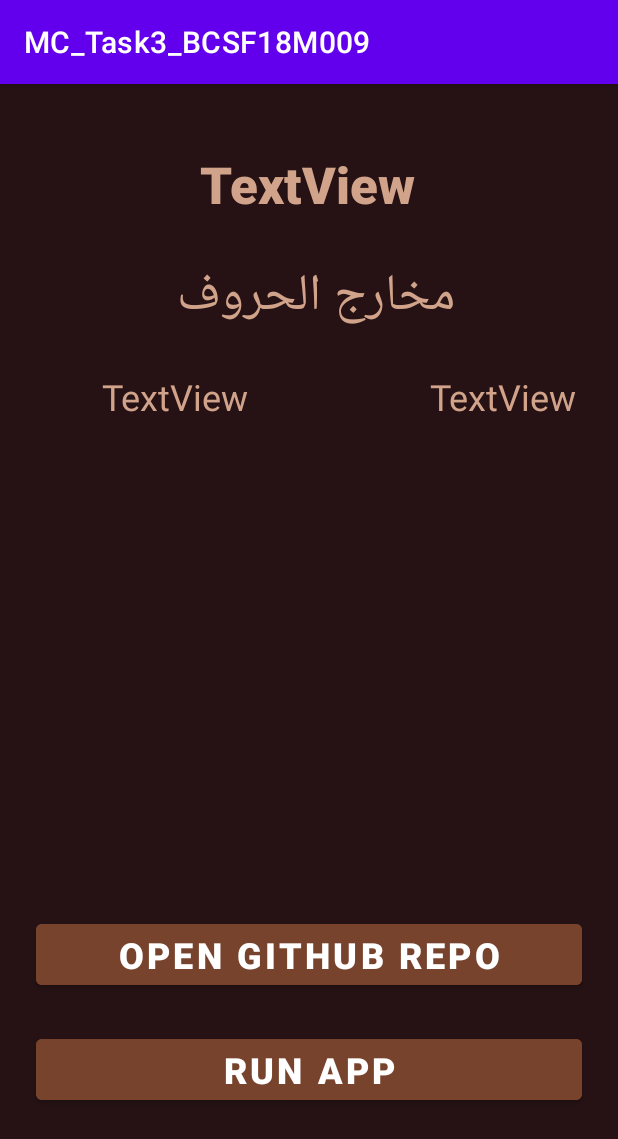
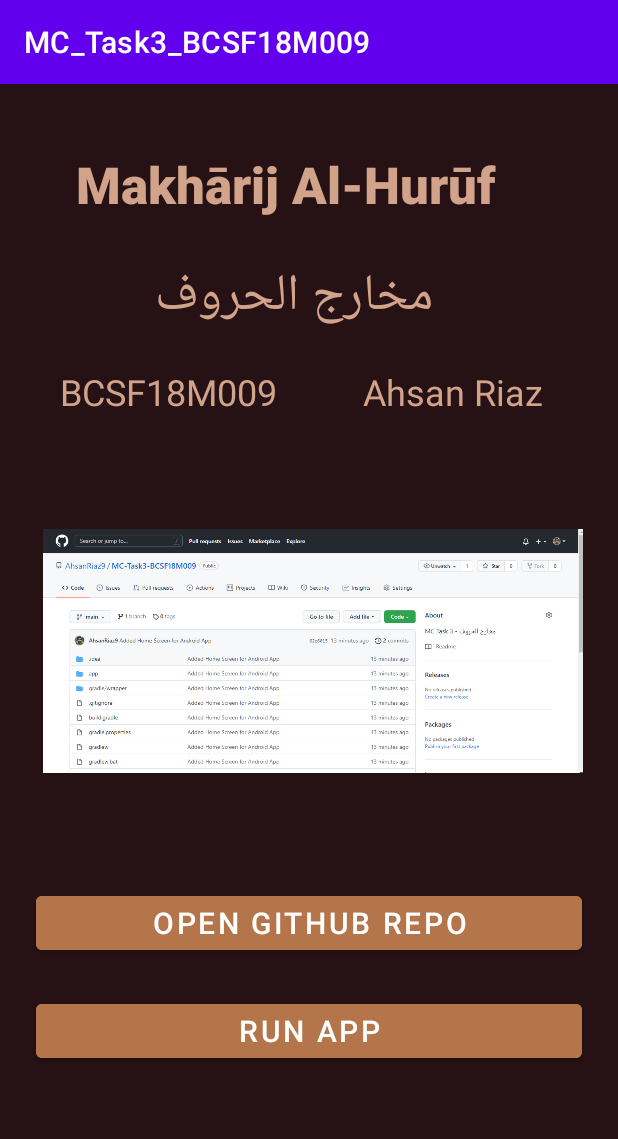
Before and after one commit to AhsanRiaz9/MC-Task3-BCSF18M009, an Android app: the screen it shows after launch (MainActivity), on a phone screen of 412 x 824 dp. Shown: the top 1139 px of the screen. Run offline under Robolectric (Android 15) with nearby library versions, the phone set to English and light mode, and no system bars.

Commit message:
Remove bugs of home UI

```diff
--- a/app/src/main/res/layout/activity_main.xml
+++ b/app/src/main/res/layout/activity_main.xml
@@ -7,39 +7,25 @@
     android:background="#261214"
     tools:context=".MainActivity">
 
-    <Button
-        android:id="@+id/button2"
-        android:layout_width="0dp"
+    <TextView
+        android:id="@+id/heading1"
+        android:layout_width="wrap_content"
         android:layout_height="wrap_content"
-        android:layout_marginStart="24dp"
-        android:layout_marginTop="24dp"
-        android:layout_marginEnd="24dp"
-        android:backgroundTint="#78432C"
-        android:text="Run App"
-        android:textSize="24sp"
-        android:textStyle="bold"
+        android:layout_marginTop="44dp"
+        android:background="#00F8F7F7"
+        android:backgroundTint="#F8F3F3"
+        android:fontFamily="sans-serif-black"
+        android:text="Makhārij Al-Hurūf"
+        android:textColor="#D1A38A"
+        android:textSize="34sp"
         app:layout_constraintEnd_toEndOf="parent"
+        app:layout_constraintHorizontal_bias="0.383"
         app:layout_constraintStart_toStartOf="parent"
-        app:layout_constraintTop_toBottomOf="@+id/button" />
+        app:layout_constraintTop_toTopOf="parent"
+        tools:text="Makhārij Al-Hurūf" />
 
     <TextView
-        android:id="@+id/textView4"
-        android:layout_width="164dp"
-        android:layout_height="35dp"
-        android:layout_marginStart="96dp"
-        android:layout_marginTop="4dp"
-        android:text="TextView"
-        android:textAlignment="center"
-        android:textColor="#D1A38A"
-        android:textSize="24sp"
-        app:layout_constraintEnd_toEndOf="parent"
-        app:layout_constraintHorizontal_bias="0.919"
-        app:layout_constraintStart_toEndOf="@+id/textView3"
-        app:layout_constraintTop_toTopOf="@+id/guideline2"
-        tools:text="Ahsan Riaz" />
-
-    <TextView
-        android:id="@+id/textView2"
+        android:id="@+id/heading2"
         android:layout_width="wrap_content"
         android:layout_height="wrap_content"
         android:layout_marginTop="24dp"
@@ -49,17 +35,16 @@
         android:textColor="#D1A38A"
         android:textSize="34sp"
         app:layout_constraintEnd_toEndOf="parent"
-        app:layout_constraintHorizontal_bias="0.522"
+        app:layout_constraintHorizontal_bias="0.455"
         app:layout_constraintStart_toStartOf="parent"
-        app:layout_constraintTop_toBottomOf="@+id/textView" />
+        app:layout_constraintTop_toBottomOf="@+id/heading1" />
 
     <TextView
         android:id="@+id/textView3"
-        android:layout_width="193dp"
-        android:layout_height="30dp"
-        android:layout_marginStart="20dp"
-        android:layout_marginTop="4dp"
-        android:text="TextView"
+        android:layout_width="192dp"
+        android:layout_height="33dp"
+        android:layout_marginStart="16dp"
+        android:text="BCSF18M009"
         android:textAlignment="center"
         android:textColor="#D1A38A"
         android:textSize="24sp"
@@ -68,51 +53,66 @@
         tools:text="BCSF18M009" />
 
     <TextView
-        android:id="@+id/textView"
-        android:layout_width="wrap_content"
-        android:layout_height="wrap_content"
-        android:layout_marginTop="44dp"
-        android:background="#00F8F7F7"
-        android:backgroundTint="#F8F3F3"
-        android:fontFamily="sans-serif-black"
-        android:text="TextView"
+        android:id="@+id/textView4"
+        android:layout_width="164dp"
+        android:layout_height="35dp"
+        android:layout_marginEnd="16dp"
+        android:text="Ahsan Riaz"
+        android:textAlignment="center"
         android:textColor="#D1A38A"
-        android:textSize="34sp"
+        android:textSize="24sp"
         app:layout_constraintEnd_toEndOf="parent"
-        app:layout_constraintHorizontal_bias="0.496"
-        app:layout_constraintStart_toStartOf="parent"
-        app:layout_constraintTop_toTopOf="parent"
-        tools:text="Makhārij Al-Hurūf" />
+        app:layout_constraintStart_toEndOf="@+id/textView3"
+        app:layout_constraintTop_toTopOf="@+id/guideline2"
+        tools:text="Ahsan Riaz" />
 
     <androidx.constraintlayout.widget.Guideline
         android:id="@+id/guideline2"
         android:layout_width="wrap_content"
         android:layout_height="wrap_content"
         android:orientation="horizontal"
-        app:layout_constraintGuide_begin="188dp" />
-
-    <ImageView
-        android:id="@+id/imageView"
-        android:layout_width="416dp"
-        android:layout_height="240dp"
-        android:layout_marginTop="56dp"
-        app:layout_constraintTop_toBottomOf="@+id/textView3"
-        tools:layout_editor_absoluteX="0dp"
-        tools:srcCompat="@tools:sample/backgrounds/scenic" />
+        app:layout_constraintGuide_begin="189dp" />
 
     <Button
         android:id="@+id/button"
         android:layout_width="0dp"
         android:layout_height="wrap_content"
         android:layout_marginStart="24dp"
-        android:layout_marginTop="36dp"
+        android:layout_marginTop="15dp"
         android:layout_marginEnd="24dp"
-        android:backgroundTint="#78432C"
+        android:backgroundTint="#B5754A"
         android:text="Open Github Repo"
-        android:textSize="24sp"
-        android:textStyle="bold"
+        android:textSize="20sp"
         app:layout_constraintEnd_toEndOf="parent"
-        app:layout_constraintHorizontal_bias="1.0"
+        app:layout_constraintHorizontal_bias="0.0"
         app:layout_constraintStart_toStartOf="parent"
-        app:layout_constraintTop_toBottomOf="@+id/imageView" />
+        app:layout_constraintTop_toBottomOf="@+id/imageView2" />
+
+    <Button
+        android:id="@+id/button2"
+        android:layout_width="0dp"
+        android:layout_height="wrap_content"
+        android:layout_marginStart="24dp"
+        android:layout_marginTop="24dp"
+        android:layout_marginEnd="24dp"
+        android:backgroundTint="#B5754A"
+        android:text="Run App"
+        android:textSize="20sp"
+        app:layout_constraintBottom_toBottomOf="parent"
+        app:layout_constraintEnd_toEndOf="parent"
+        app:layout_constraintHorizontal_bias="0.0"
+        app:layout_constraintStart_toStartOf="parent"
+        app:layout_constraintTop_toBottomOf="@+id/button"
+        app:layout_constraintVertical_bias="0.0" />
+
+    <ImageView
+        android:id="@+id/imageView2"
+        android:layout_width="360dp"
+        android:layout_height="284dp"
+        android:layout_marginTop="12dp"
+        app:layout_constraintEnd_toEndOf="parent"
+        app:layout_constraintHorizontal_bias="0.555"
+        app:layout_constraintStart_toStartOf="parent"
+        app:layout_constraintTop_toBottomOf="@+id/textView4"
+        app:srcCompat="@drawable/img" />
 </androidx.constraintlayout.widget.ConstraintLayout>
```
Also changed, not shown: app/src/main/res/drawable/img.PNG (added), 1 other file.
